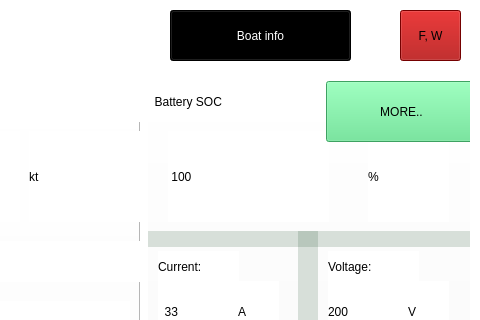
Before: the Qt Designer form apps/huracanXsantoka/mainwindow.ui in GiovanniRaseraF/santoka_qt, drawn with Qt 5; both pictures show x 530 to 1010 and y 0 to 320 of the 1010 by 600 pixel window.
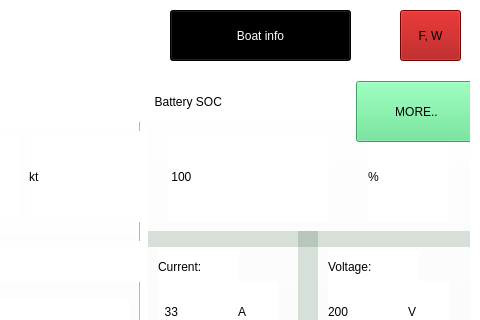
After: the same form once the commit is applied. Icons and pictures are not drawn.

What changed in the file:
```diff
--- a/apps/huracanXsantoka/mainwindow.ui
+++ b/apps/huracanXsantoka/mainwindow.ui
@@ -950,9 +950,9 @@
          <widget class="QPushButton" name="pb_evbmspage">
           <property name="geometry">
            <rect>
-            <x>178</x>
+            <x>208</x>
             <y>0</y>
-            <width>151</width>
+            <width>121</width>
             <height>61</height>
            </rect>
           </property>
```
